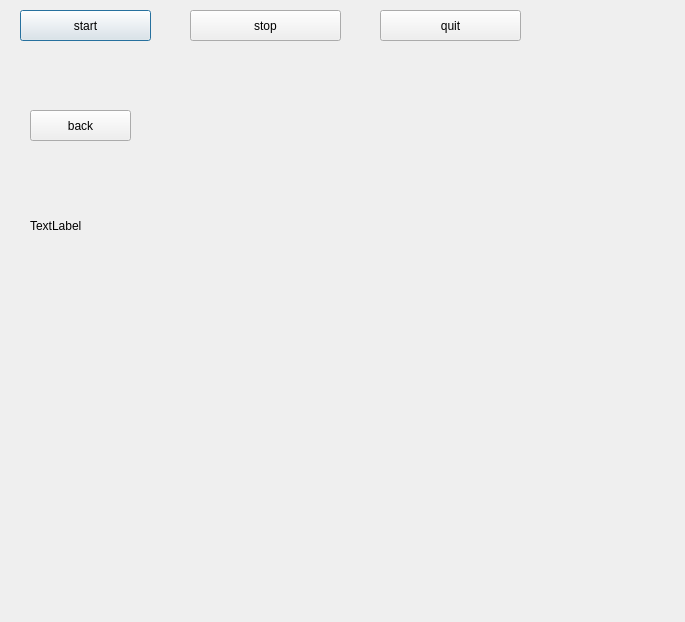
This is camera.ui in wangxiaowei22/chanpinandcamera as Qt 5 draws it before an edit. The edited form follows.
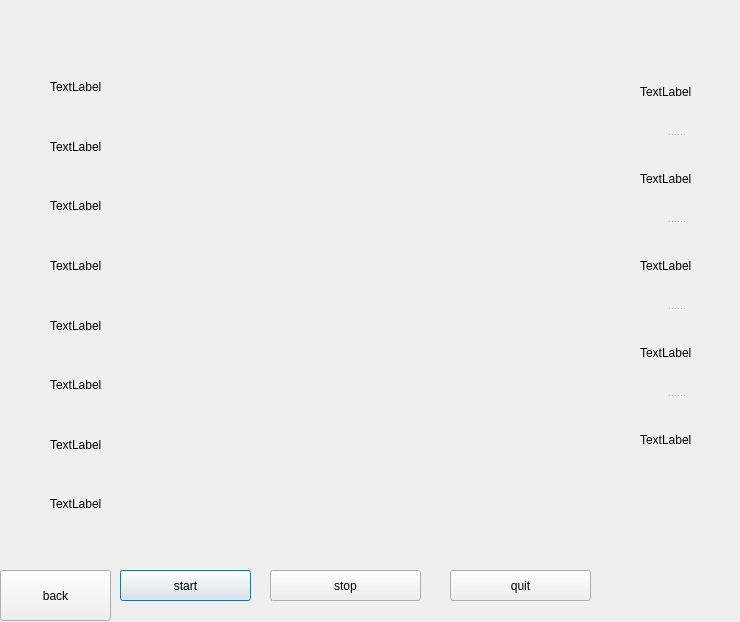
This is the edited form.

Patch:
```diff
--- a/camera.ui
+++ b/camera.ui
@@ -6,7 +6,7 @@
    <rect>
     <x>0</x>
     <y>0</y>
-    <width>685</width>
+    <width>740</width>
     <height>622</height>
    </rect>
   </property>
@@ -16,8 +16,8 @@
   <widget class="QPushButton" name="show_ptn">
    <property name="geometry">
     <rect>
-     <x>20</x>
-     <y>10</y>
+     <x>120</x>
+     <y>570</y>
      <width>131</width>
      <height>31</height>
     </rect>
@@ -29,8 +29,8 @@
   <widget class="QPushButton" name="stop_ptn">
    <property name="geometry">
     <rect>
-     <x>190</x>
-     <y>10</y>
+     <x>270</x>
+     <y>570</y>
      <width>151</width>
      <height>31</height>
     </rect>
@@ -42,8 +42,8 @@
   <widget class="QPushButton" name="quit_ptn">
    <property name="geometry">
     <rect>
-     <x>380</x>
-     <y>10</y>
+     <x>450</x>
+     <y>570</y>
      <width>141</width>
      <height>31</height>
     </rect>
@@ -68,29 +68,122 @@
   <widget class="QPushButton" name="pushButton">
    <property name="geometry">
     <rect>
-     <x>30</x>
-     <y>110</y>
-     <width>101</width>
-     <height>31</height>
-    </rect>
-   </property>
-   <property name="text">
-    <string>back</string>
-   </property>
-  </widget>
-  <widget class="QLabel" name="label">
-   <property name="geometry">
-    <rect>
-     <x>30</x>
-     <y>200</y>
-     <width>81</width>
+     <x>0</x>
+     <y>570</y>
+     <width>111</width>
      <height>51</height>
     </rect>
    </property>
    <property name="text">
-    <string>TextLabel</string>
+    <string>back</string>
    </property>
   </widget>
+  <widget class="QSplitter" name="splitter">
+   <property name="geometry">
+    <rect>
+     <x>640</x>
+     <y>50</y>
+     <width>71</width>
+     <height>431</height>
+    </rect>
+   </property>
+   <property name="orientation">
+    <enum>Qt::Vertical</enum>
+   </property>
+   <widget class="QLabel" name="label_9">
+    <property name="text">
+     <string>TextLabel</string>
+    </property>
+   </widget>
+   <widget class="QLabel" name="label_10">
+    <property name="text">
+     <string>TextLabel</string>
+    </property>
+   </widget>
+   <widget class="QLabel" name="label_11">
+    <property name="text">
+     <string>TextLabel</string>
+    </property>
+   </widget>
+   <widget class="QLabel" name="label_12">
+    <property name="text">
+     <string>TextLabel</string>
+    </property>
+   </widget>
+   <widget class="QLabel" name="label_13">
+    <property name="text">
+     <string>TextLabel</string>
+    </property>
+   </widget>
+  </widget>
+  <widget class="QWidget" name="">
+   <property name="geometry">
+    <rect>
+     <x>50</x>
+     <y>60</y>
+     <width>68</width>
+     <height>471</height>
+    </rect>
+   </property>
+   <layout class="QVBoxLayout" name="verticalLayout">
+    <item>
+     <widget class="QLabel" name="label">
+      <property name="text">
+       <string>TextLabel</string>
+      </property>
+     </widget>
+    </item>
+    <item>
+     <widget class="QLabel" name="label_2">
+      <property name="text">
+       <string>TextLabel</string>
+      </property>
+     </widget>
+    </item>
+    <item>
+     <widget class="QLabel" name="label_3">
+      <property name="text">
+       <string>TextLabel</string>
+      </property>
+     </widget>
+    </item>
+    <item>
+     <widget class="QLabel" name="label_4">
+      <property name="text">
+       <string>TextLabel</string>
+      </property>
+     </widget>
+    </item>
+    <item>
+     <widget class="QLabel" name="label_5">
+      <property name="text">
+       <string>TextLabel</string>
+      </property>
+     </widget>
+    </item>
+    <item>
+     <widget class="QLabel" name="label_6">
+      <property name="text">
+       <string>TextLabel</string>
+      </property>
+     </widget>
+    </item>
+    <item>
+     <widget class="QLabel" name="label_7">
+      <property name="text">
+       <string>TextLabel</string>
+      </property>
+     </widget>
+    </item>
+    <item>
+     <widget class="QLabel" name="label_8">
+      <property name="text">
+       <string>TextLabel</string>
+      </property>
+     </widget>
+    </item>
+   </layout>
+  </widget>
  </widget>
  <resources/>
  <connections/>
```
